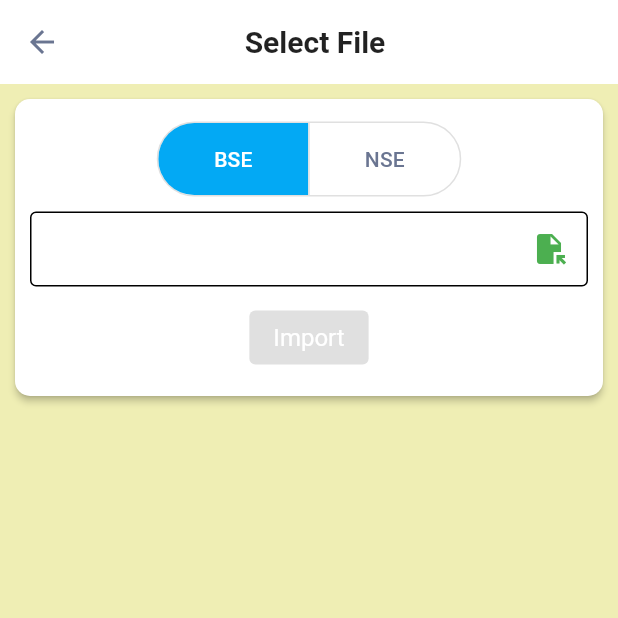
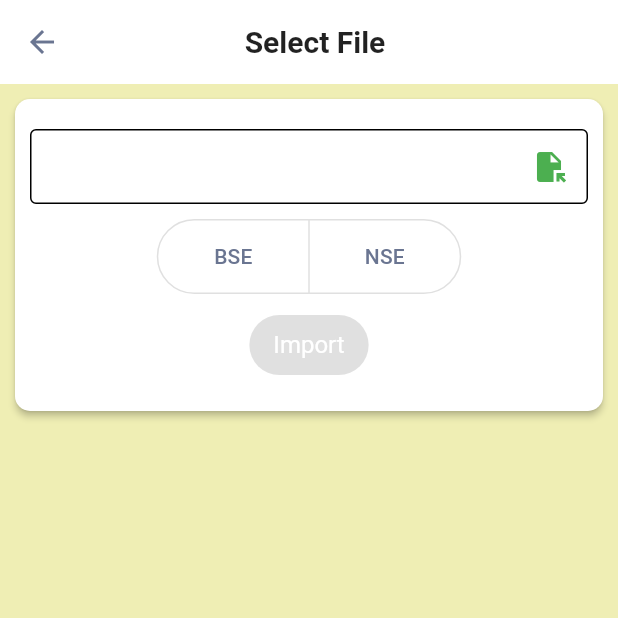
Before and after one commit to sudo-panda/folio, a Flutter app: the ImportScripsFileRoute screen opened directly, on a phone screen of 412 x 824 dp, the top half of it. Run offline on Flutter 3.47's test engine with Material 2 defaults, Android fonts, the light colour scheme and no system bars; our stand-ins replace csv, device_info_plus, dio, file_picker, google_sign_in, permission_handler and 2 more; missing offline and left inert: excel, googleapis; accounts and stored records are empty.

Commit message:
Minor fixes and improvements

```diff
--- a/lib/assets/app_theme.dart
+++ b/lib/assets/app_theme.dart
@@ -45,9 +45,9 @@
   static const Color _lightBackgroundColor = Colors.white;
   static const Color _lightOnBackgroundColor = Color(0XFFCCCCCC);
   static const Color _lightPrimaryVariantColor = Color(0XFFE0E0E0);
-  static const Color _lightSecondaryColor = Colors.lightGreen;
+  static const Color _lightSecondaryColor = Colors.purple;
   static const Color _lightOnPrimaryColor = Color(0XFF6a7591);
-  static const Color _lightPositiveColor = Colors.greenAccent;
+  static const Color _lightPositiveColor =  Colors.green;
   static const Color _lightNegativeColor = Colors.redAccent;
 
   static const Color _darkPrimaryColor = Color(0XFFF0CAA3);
@@ -55,7 +55,7 @@
   static const Color _darkBackgroundColor = Color(0XFF0F0F0F);
   static const Color _darkOnBackgroundColor = Color(0XFFDDDDDD);
   static const Color _darkPrimaryVariantColor = Color(0XFF1F1F1F);
-  static const Color _darkSecondaryColor = Colors.lightGreen;
+  static const Color _darkSecondaryColor = Colors.purple;
   static const Color _darkOnPrimaryColor = Colors.white;
   static const Color _darkPositiveColor = Colors.green;
   static const Color _darkNegativeColor = Colors.red;
@@ -81,7 +81,7 @@
       colorScheme: ColorScheme.light(
         primary: _lightPrimaryColor,
         background: _lightBackgroundColor,
-        secondary: _iconColor,
+        secondary: _lightSecondaryColor,
         onPrimary: _lightOnPrimaryColor,
         onBackground: _lightOnBackgroundColor,
       ),
@@ -115,7 +115,7 @@
       ),
       colorScheme: ColorScheme.dark(
         primary: _darkPrimaryColor,
-        secondary: _iconColor,
+        secondary: _darkSecondaryColor,
         background: _darkBackgroundColor,
         onPrimary: _darkOnPrimaryColor,
         onBackground: _darkOnBackgroundColor,
--- a/lib/models/database/portfolio.dart
+++ b/lib/models/database/portfolio.dart
@@ -11,6 +11,7 @@
 
   Portfolio.fromDbTuple(Map<String, dynamic> tuple) {
     stockID = tuple[Db.colStockID];
+    name = tuple[Db.colName];
     bseCode = tuple[Db.colBSECode];
     nseCode = tuple[Db.colNSECode];
     qty = tuple[Db.colGrossQty];
--- a/lib/views/settings/data/import_file/import_file.dart
+++ b/lib/views/settings/data/import_file/import_file.dart
@@ -95,7 +95,7 @@
                 ),
               ),
             ),
-            ElevatedButton(
+            FilledButton(
               onPressed: _isButtonEnabled && pickedFile?.path != null
                   ? importLogs
                   : null,
--- a/lib/views/settings/data/import_scrips_list/select_scrips_file.dart
+++ b/lib/views/settings/data/import_scrips_list/select_scrips_file.dart
@@ -19,7 +19,7 @@
   String? _message;
   int? _current;
   int? _total;
-  List<bool> _isExchangeSelected = [true, false];
+  List<bool> _isExchangeSelected = [false, false];
   List<String> _exchanges = ["BSE", "NSE"];
 
   void updateProgress({String? message, int? current, int? total}) {
@@ -63,9 +63,47 @@
                 margin: EdgeInsets.all(10),
                 elevation: 2,
                 child: Padding(
-                  padding: const EdgeInsets.symmetric(horizontal: 10.0, vertical: 5.0),
+                  padding: const EdgeInsets.symmetric(horizontal: 10.0, vertical: 20.0),
                   child: Column(
                     children: [
+                      Container(
+                        decoration: ShapeDecoration(
+                          shape: RoundedRectangleBorder(
+                            side: BorderSide(width: 1),
+                            borderRadius: BorderRadius.circular(4),
+                          ),
+                          color: Theme.of(context).colorScheme.background,
+                        ),
+                        child: InkWell(
+                          onTap: _isButtonEnabled ? pickFile : null,
+                          child: Padding(
+                            padding: EdgeInsets.symmetric(horizontal: 10),
+                            child: Row(
+                              mainAxisAlignment: MainAxisAlignment.center,
+                              children: [
+                                Expanded(
+                                  flex: 9,
+                                  child: Text(
+                                    pickedFile?.path == null
+                                        ? ""
+                                        : pickedFile!.path!.substring(
+                                            pickedFile!.path!.lastIndexOf("/") +
+                                                1),
+                                    softWrap: true,
+                                  ),
+                                ),
+                                Expanded(
+                                  child: IconButton(
+                                    icon: Icon(Icons.file_open),
+                                    onPressed:
+                                        _isButtonEnabled ? pickFile : null,
+                                  ),
+                                )
+                              ],
+                            ),
+                          ),
+                        ),
+                      ),
                       Padding(
                         padding: const EdgeInsets.symmetric(vertical: 10),
                         child: ToggleButtons(
@@ -132,49 +170,9 @@
                           borderRadius: BorderRadius.circular(40),
                         ),
                       ),
-                      Container(
-                        decoration: ShapeDecoration(
-                          shape: RoundedRectangleBorder(
-                            side: BorderSide(width: 1),
-                            borderRadius: BorderRadius.circular(4),
-                          ),
-                          color: Theme.of(context).colorScheme.background,
-                        ),
-                        child: InkWell(
-                          onTap: _isButtonEnabled ? pickFile : null,
-                          child: Padding(
-                            padding: EdgeInsets.symmetric(horizontal: 10),
-                            child: Row(
-                              mainAxisAlignment: MainAxisAlignment.center,
-                              children: [
-                                Expanded(
-                                  flex: 9,
-                                  child: Text(
-                                    pickedFile?.path == null
-                                        ? ""
-                                        : pickedFile!.path!.substring(
-                                            pickedFile!.path!.lastIndexOf("/") +
-                                                1),
-                                    softWrap: true,
-                                  ),
-                                ),
-                                Expanded(
-                                  child: IconButton(
-                                    icon: Icon(Icons.file_open),
+                      FilledButton(
                         onPressed:
-                                        _isButtonEnabled ? pickFile : null,
-                                  ),
-                                )
-                              ],
-                            ),
-                          ),
-                        ),
-                      ),
-                      Padding(
-                        padding: const EdgeInsets.all(10.0),
-                        child: ElevatedButton(
-                          onPressed:
-                              _isButtonEnabled && pickedFile?.path != null
+                            _isButtonEnabled && pickedFile?.path != null && getSelectedExchange() != ""
                                 ? importScrips
                                 : null,
                         child: Text(
@@ -183,7 +181,6 @@
                               .textTheme
                               .titleMedium
                               ?.copyWith(color: Colors.white),
-                          ),
                         ),
                       ),
                     ],
@@ -260,7 +257,7 @@
   }
 
   void importScrips() async {
-    if (pickedFile == null || pickedFile?.path == null) {
+    if (pickedFile == null || pickedFile?.path == null || getSelectedExchange() == "") {
       return;
     }
 
--- a/lib/views/settings/data/scrip_tile.dart
+++ b/lib/views/settings/data/scrip_tile.dart
@@ -38,6 +38,7 @@
                 borderRadius: BorderRadius.circular(10),
               ),
               margin: const EdgeInsets.symmetric(horizontal: 0, vertical: 0),
+              color: Theme.of(context).cardColor,
               elevation: 4,
               child: InkWell(
                 onTap: () {
--- a/lib/views/trades/trades_tile.dart
+++ b/lib/views/trades/trades_tile.dart
@@ -40,7 +40,7 @@
                   ? Icon(Icons.circle_outlined)
                   : _tradeLog.bought
                   ? Icon(Icons.add_circle, color: myColors.positiveColor,)
-                  : Icon(Icons.add_circle, color: myColors.negativeColor,),
+                  : Icon(Icons.remove_circle, color: myColors.negativeColor,),
             ),
             Expanded(
               child: Padding(
```
Also changed, not shown: lib/helpers/database_actions.dart (+16 -14 lines), lib/views/portfolio/portfolio.dart (+0 -15 lines), lib/views/portfolio/portfolio_tile.dart (+19 -62 lines), lib/views/settings/data/add_trade_log.dart (+6 -6 lines). Lines whose indentation alone changed are shown as unchanged.
